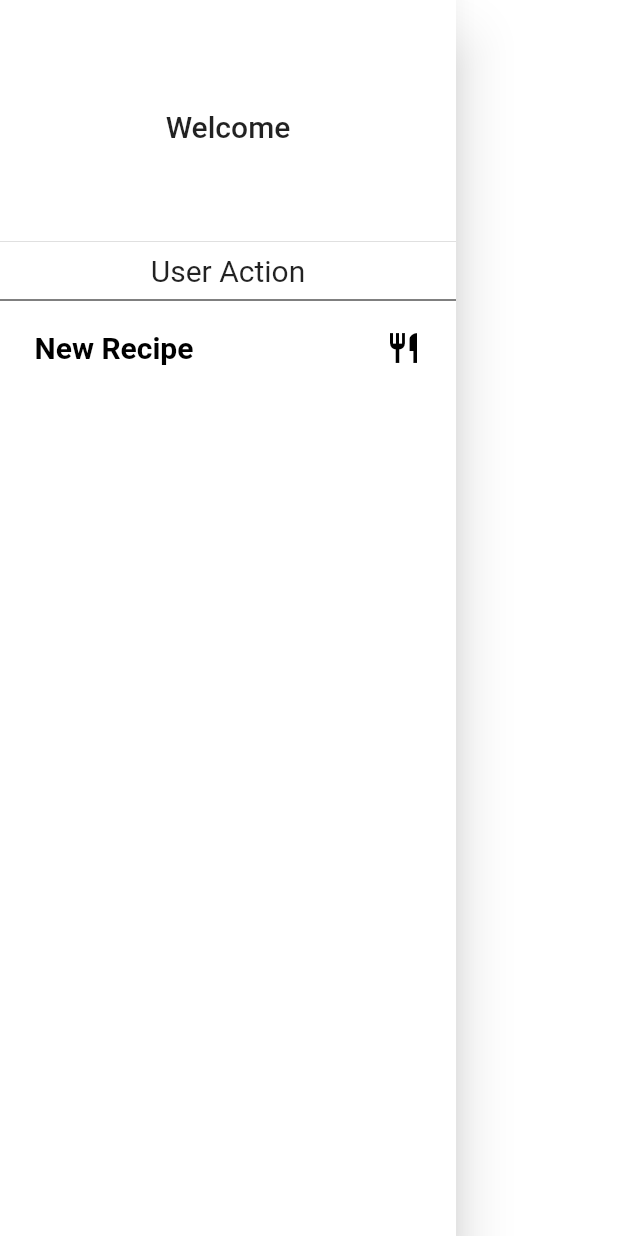
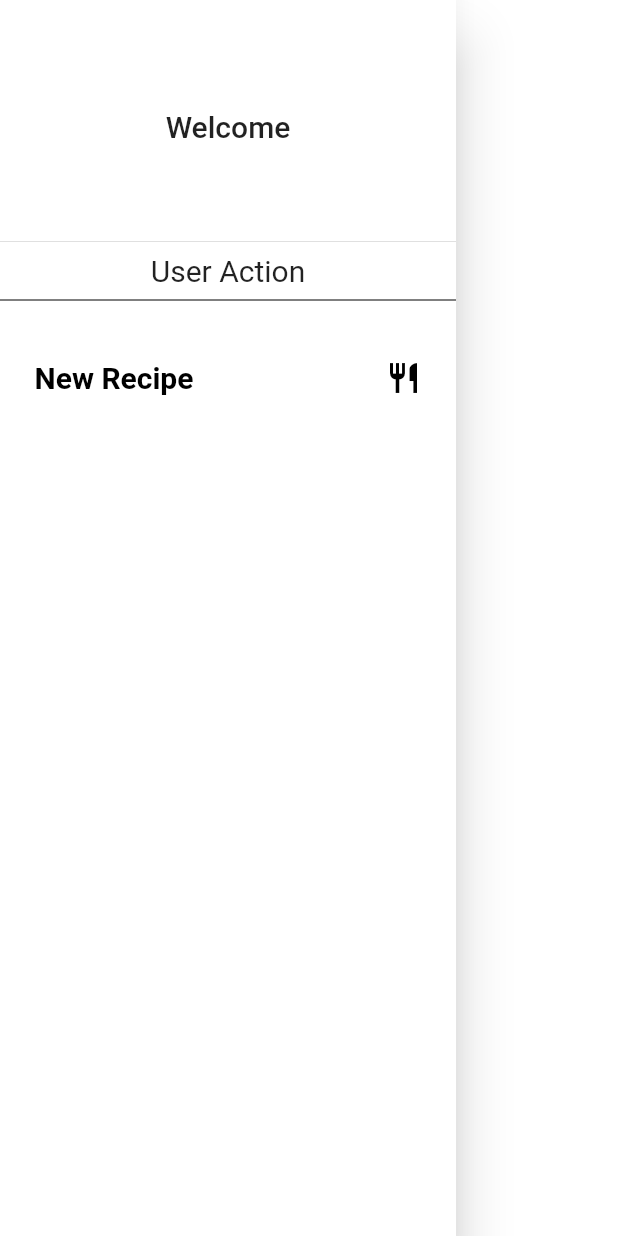
Before and after one commit to ste4o26/cookviser_flutter, a Flutter app: the AppDrawer widget shown alone on an empty page, opened directly, on a phone screen of 412 x 824 dp. Run offline on Flutter 3.47's test engine with Material 2 defaults, Android fonts, the phone set to English and light mode, and no system bars; our stand-ins replace flutter_rating_bar, go_router, image_picker, shared_preferences; accounts and stored records are empty; network calls fail.

Commit message:
add divider after between user actions title and actual actions

```diff
--- a/client/lib/shared/navigation/drawer.dart
+++ b/client/lib/shared/navigation/drawer.dart
@@ -26,10 +26,11 @@ class AppDrawer extends StatelessWidget {
                 children: [
                   const Text('User Action', style: TextStyle(fontSize: 20)),
                   const Divider(color: Colors.black),
+                  const SizedBox(height: 20),
                   NavigationItem('New Recipe',
-                        args: <String, dynamic>{'route': Routes.newRecipe.name},
-                        callback: redirectHandler,
-                        icon: const Icon(Icons.restaurant)),
+                      args: <String, dynamic>{'route': Routes.newRecipe.name},
+                      callback: redirectHandler,
+                      icon: const Icon(Icons.restaurant)),
                 ],
               ),
               const SizedBox(height: 100),
@@ -39,6 +40,7 @@ class AppDrawer extends StatelessWidget {
                   crossAxisAlignment: CrossAxisAlignment.center,
                   children: [
                     const Text('Admin Action', style: TextStyle(fontSize: 20)),
+                    const Divider(color: Colors.black),
                     const SizedBox(height: 20),
                     NavigationItem(
                       'Active users',
@@ -49,8 +51,9 @@ class AppDrawer extends StatelessWidget {
                     NavigationItem(
                       'Create cuisine',
                       args: const {},
-                      callback: (context, args) =>
-                          showDialog(context: context, builder: (context) => const CreateCuisine()) ,
+                      callback: (context, args) => showDialog(
+                          context: context,
+                          builder: (context) => const CreateCuisine()),
                       icon: const Icon(Icons.dinner_dining_outlined),
                     ),
                   ],
```
